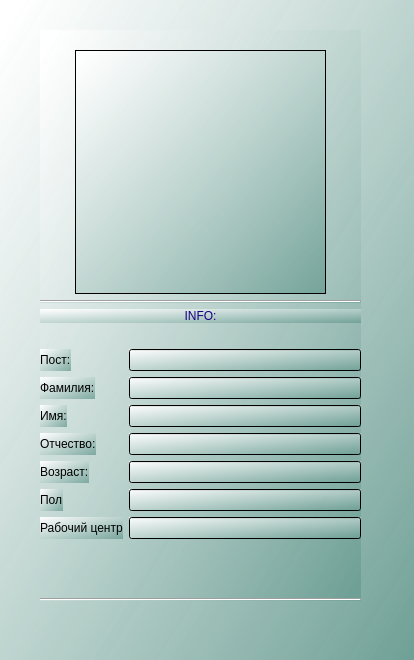
This is managerinfo.ui in Remm-Zar/QT-App-for-fitness-club-management as Qt 5 draws it before an edit. The edited form follows.
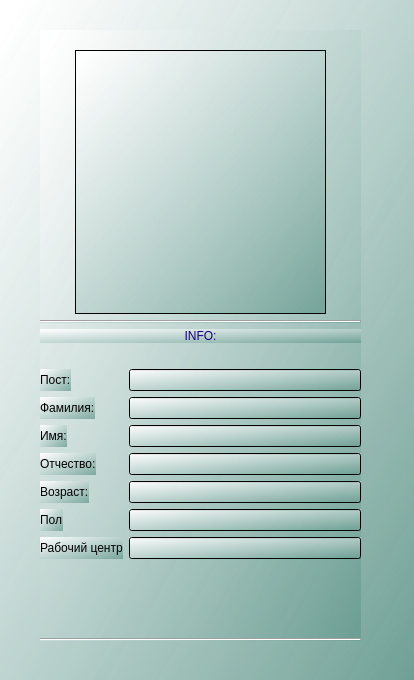
This is the edited form. Icons and pictures are not drawn.

```diff
--- a/managerinfo.ui
+++ b/managerinfo.ui
@@ -13,7 +13,7 @@
     <x>0</x>
     <y>0</y>
     <width>414</width>
-    <height>660</height>
+    <height>680</height>
    </rect>
   </property>
   <property name="sizePolicy">
@@ -31,7 +31,7 @@
   <property name="maximumSize">
    <size>
     <width>500</width>
-    <height>660</height>
+    <height>680</height>
    </size>
   </property>
   <property name="windowTitle">
@@ -53,7 +53,7 @@
      <x>40</x>
      <y>30</y>
      <width>321</width>
-     <height>571</height>
+     <height>611</height>
     </rect>
    </property>
    <layout class="QVBoxLayout" name="verticalLayout" stretch="1,0,1,1,1,0,0">
@@ -91,7 +91,7 @@
       <item>
        <widget class="QListView" name="image">
         <property name="sizePolicy">
-         <sizepolicy hsizetype="Fixed" vsizetype="Fixed">
+         <sizepolicy hsizetype="Minimum" vsizetype="Minimum">
           <horstretch>0</horstretch>
           <verstretch>0</verstretch>
          </sizepolicy>
```
